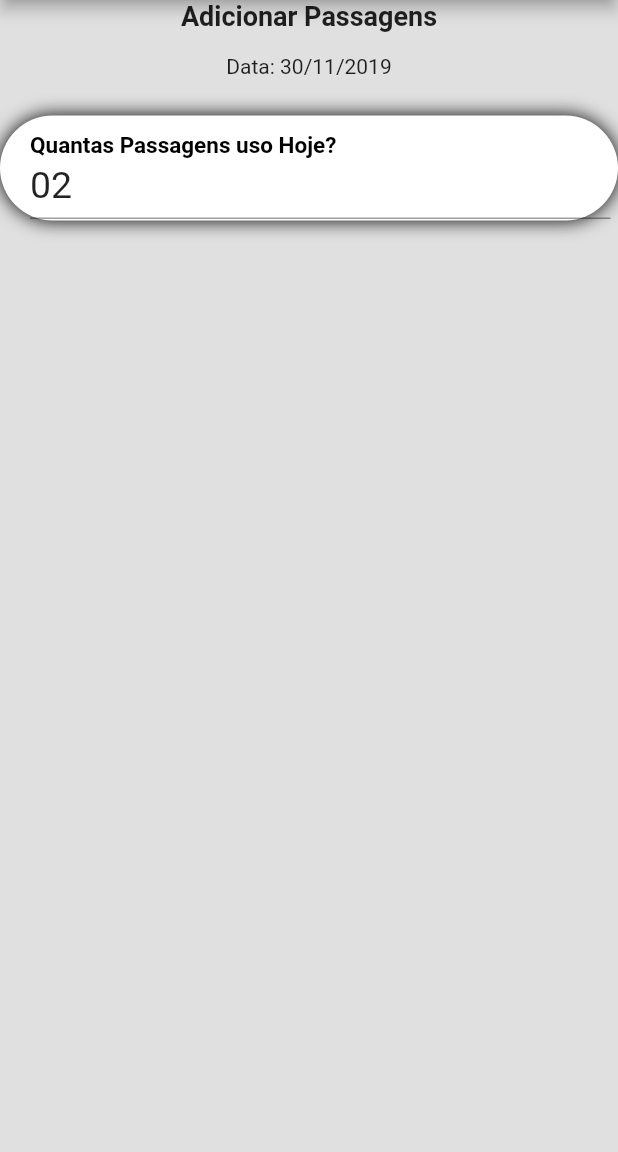
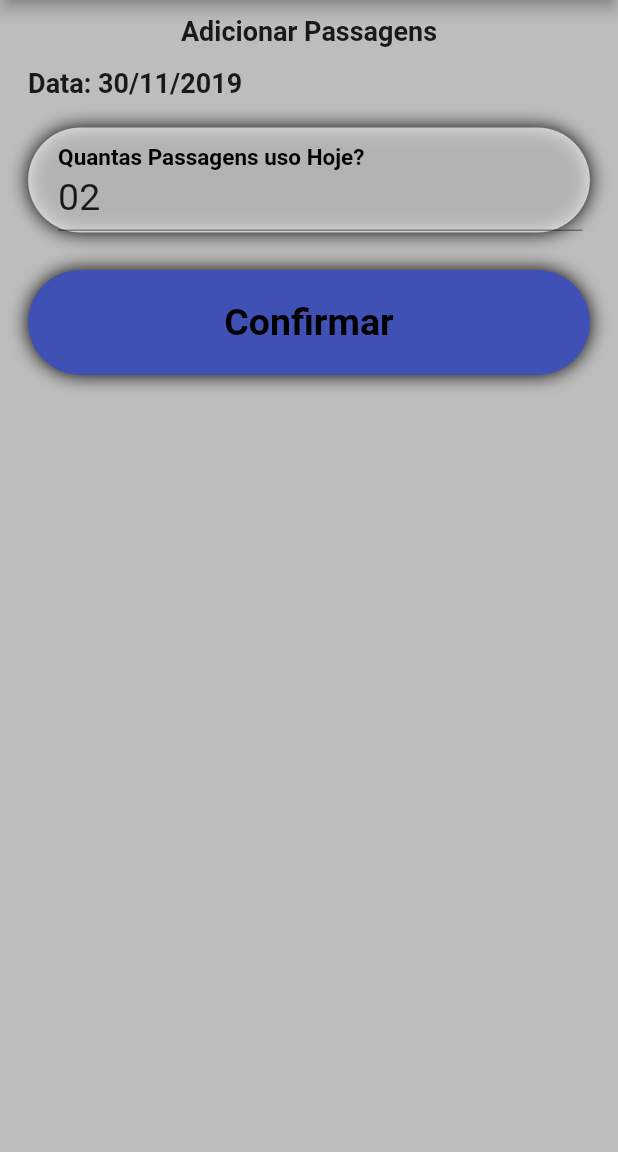
Before and after one commit to beliciobcardoso-zz/app_ticketsbus, a Flutter app: the AdicionarPassagens screen opened directly, on a phone screen of 412 x 824 dp, the part 84-1236 px from its top. Run offline on Flutter 3.47's test engine with Material 2 defaults, Android fonts, the phone set to English and light mode, and no system bars; our stand-ins replace flutter_masked_text.

Commit message:
finalizado a page add passagens

```diff
--- a/lib/pages/AdicionarPassagens.dart
+++ b/lib/pages/AdicionarPassagens.dart
@@ -1,5 +1,4 @@
 import 'package:app_ticketsbus/models/MyTimeDate.dart';
-import 'package:app_ticketsbus/pages/Config.dart';
 import 'package:flutter_masked_text/flutter_masked_text.dart';
 import 'package:flutter/material.dart';
 
@@ -19,35 +18,56 @@ class AdicionarPassagens extends StatelessWidget {
         title: Text("Tickets Bus"),
       ),
       body: Container(
-        color: Colors.grey[300],
+        width: MediaQuery.of(context).size.width,
+        color: Colors.grey[400],
         child: Column(
           children: <Widget>[
             Container(
-              child: Text(
-                "Adicionar Passagens",
-                style: TextStyle(
-                  fontSize: 18,
-                  fontWeight: FontWeight.bold,
-                ),
+              margin: EdgeInsets.only(top: 10),
+              height: 30,
+              child: Column(
+                children: <Widget>[
+                  Container(
+                    alignment: AlignmentDirectional.center,
+                    width: MediaQuery.of(context).size.width / 1.1,
+                    child: Text(
+                      "Adicionar Passagens",
+                      style: TextStyle(
+                        fontSize: 18,
+                        fontWeight: FontWeight.bold,
+                      ),
+                    ),
+                  ),
+                ],
               ),
             ),
             Container(
-              padding: EdgeInsets.only(top: 15),
-              //alignment: ,
+              margin: EdgeInsets.only(top: 5),
+              height: 30,
               child: Column(
                 children: <Widget>[
-                  Text("Data: $data"),
+                  Container(
+                    alignment: AlignmentDirectional.centerStart,
+                    width: MediaQuery.of(context).size.width / 1.1,
+                    child: Text(
+                      "Data: $data ",
+                      style: TextStyle(
+                        fontSize: 18,
+                        fontWeight: FontWeight.bold,
+                      ),
+                    ),
+                  ),
                 ],
               ),
             ),
-            //Inicio do inpunt "Quantas passagens uso hoje?"
+
             Container(
-              //width: MediaQuery.of(context).size.width / 1.1,
-              padding: EdgeInsets.only(top: 25),
+              //Inicio do inpunt "Quantas passagens uso hoje?"
+              margin: EdgeInsets.only(top: 10),
               child: Column(
                 children: <Widget>[
                   Container(
-                    //width: MediaQuery.of(context).size.width / 1.1,
+                    width: MediaQuery.of(context).size.width / 1.1,
                     height: 70,
                     padding: EdgeInsets.only(
                       top: 1,
@@ -59,7 +79,7 @@ class AdicionarPassagens extends StatelessWidget {
                       borderRadius: BorderRadius.all(
                         Radius.circular(50),
                       ),
-                      color: Colors.white,
+                      color: Colors.white70,
                       boxShadow: [
                         BoxShadow(
                           color: Colors.black,
@@ -83,7 +103,51 @@ class AdicionarPassagens extends StatelessWidget {
                   )
                 ],
               ),
-            )
+            ),
+            //fim do inpunt "Quantas passagens uso hoje?"
+            Container(
+              //Container botão confirmar?"
+              margin: EdgeInsets.only(top: 25),
+              child: Column(
+                children: <Widget>[
+                  Container(
+                    alignment: AlignmentDirectional.center,
+                    width: MediaQuery.of(context).size.width / 1.1,
+                    height: 70,
+                    padding: EdgeInsets.only(
+                      top: 1,
+                      bottom: 1,
+                    ),
+                    decoration: BoxDecoration(
+                      borderRadius: BorderRadius.all(
+                        Radius.circular(50),
+                      ),
+                      color: Colors.indigo,
+                      boxShadow: [
+                        BoxShadow(
+                          color: Colors.black,
+                          blurRadius: 10,
+                        ),
+                      ],
+                    ),
+                    child: SizedBox.expand(
+                      child: FlatButton(
+                        child: Text(
+                          "Confirmar",
+                          style: TextStyle(
+                            fontWeight: FontWeight.bold,
+                            color: Colors.black,
+                            fontSize: 25,
+                          ),
+                          textAlign: TextAlign.center,
+                        ),
+                        onPressed: () {},
+                      ),
+                    ),
+                  ),
+                ],
+              ),
+            ),
           ],
         ),
       ),
```
